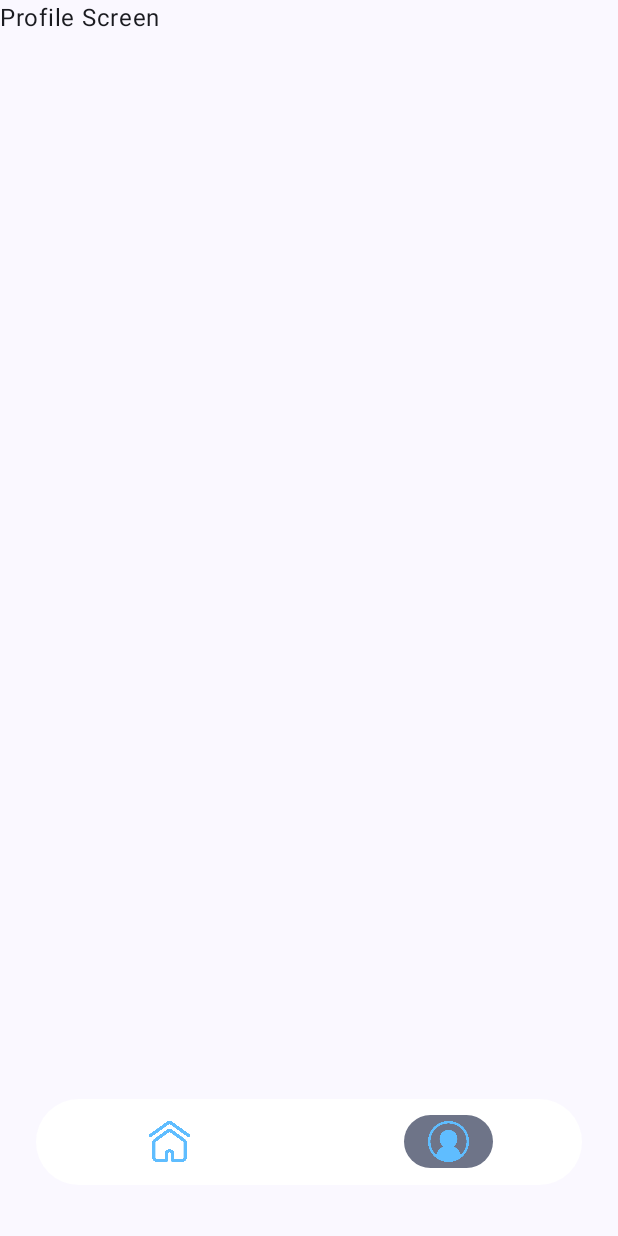
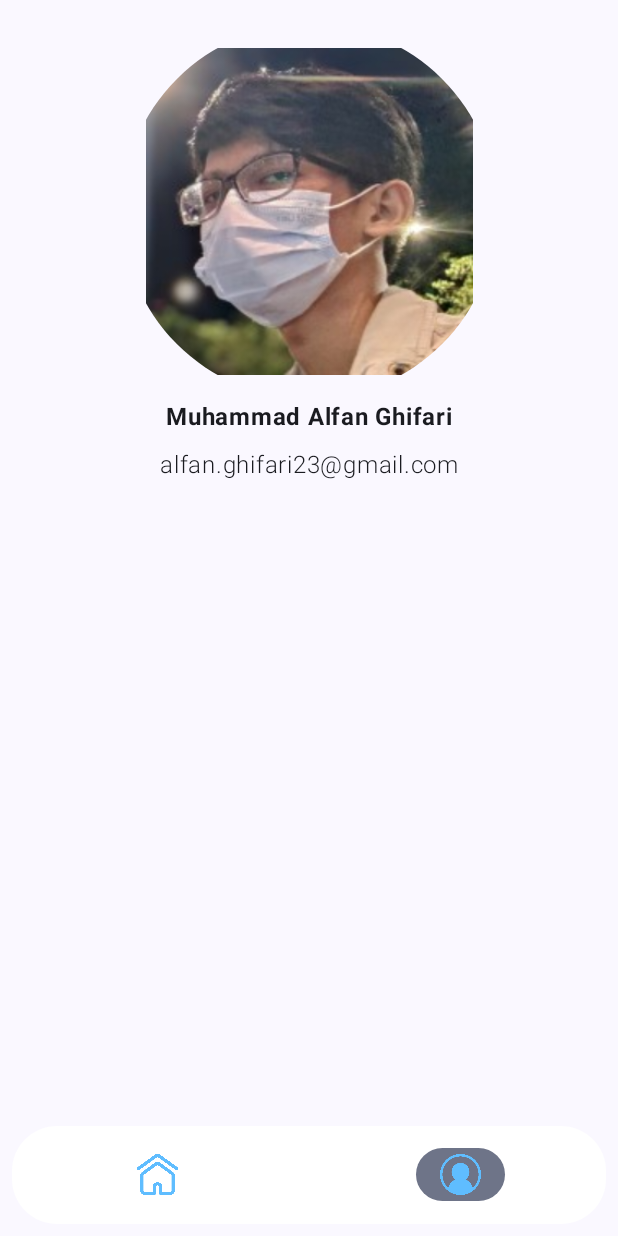
Before and after one commit to fadlyoktapriadi/fienime, an Android app built with Jetpack Compose: the ProfileScreen screen opened through its navigation route, on a phone screen of 412 x 824 dp. Run offline under Robolectric (Android 15) with nearby library versions, the phone set to English and light mode, and no system bars.

Commit message:
Resize Detail Screen and Add Profile Screen

```diff
--- a/app/src/main/java/com/xeismonium/fienime/MovieAnimeApp.kt
+++ b/app/src/main/java/com/xeismonium/fienime/MovieAnimeApp.kt
@@ -14,7 +14,6 @@ import androidx.navigation.compose.composable
 import androidx.navigation.compose.rememberNavController
 import com.xeismonium.fienime.ui.screen.Screen
 import com.xeismonium.fienime.ui.screen.component.BottomBar
-import com.xeismonium.fienime.ui.screen.detail.Detail
 import com.xeismonium.fienime.ui.screen.detail.DetailScreen
 import com.xeismonium.fienime.ui.screen.home.HomeScreen
 import com.xeismonium.fienime.ui.screen.profile.ProfileScreen
@@ -32,9 +31,9 @@ fun MovieApp(
                 navController,
                 modifier = Modifier
                     .fillMaxWidth()
-                    .padding(24.dp)
-                    .padding(bottom = 10.dp)
-                    .size(57.dp)
+                    .padding(horizontal = 8.dp)
+                    .padding(bottom = 8.dp)
+                    .size(65.dp)
             )
         }
     ) { innerPadding ->
@@ -49,8 +48,8 @@ fun MovieApp(
             composable(Screen.Profile.route) {
                 ProfileScreen()
             }
-            composable("detail/{foodId}") { backStackEntry ->
-                DetailScreen(navController,backStackEntry.arguments?.getString("foodId") ?: "")
+            composable("detail/{animeId}") { backStackEntry ->
+                DetailScreen(navController, backStackEntry.arguments?.getString("animeId") ?: "")
             }
 
         }
--- a/app/src/main/java/com/xeismonium/fienime/ui/screen/profile/ProfileScreen.kt
+++ b/app/src/main/java/com/xeismonium/fienime/ui/screen/profile/ProfileScreen.kt
@@ -1,9 +1,61 @@
 package com.xeismonium.fienime.ui.screen.profile
 
+
+import androidx.compose.foundation.Image
+
+import androidx.compose.foundation.layout.Column
+import androidx.compose.foundation.layout.fillMaxSize
+import androidx.compose.foundation.layout.padding
+import androidx.compose.foundation.layout.size
+import androidx.compose.foundation.shape.CircleShape
 import androidx.compose.material3.Text
 import androidx.compose.runtime.Composable
+import androidx.compose.ui.Alignment
+import androidx.compose.ui.Modifier
+import androidx.compose.ui.draw.clip
+import androidx.compose.ui.res.painterResource
+import androidx.compose.ui.text.font.FontWeight
+import androidx.compose.ui.tooling.preview.Preview
+import androidx.compose.ui.unit.dp
+import androidx.compose.ui.unit.sp
+import com.example.fienime.R
+
 
 @Composable
-fun ProfileScreen() {
-    Text(text = "Profile Screen")
+fun ProfileScreen(
+    modifier: Modifier = Modifier,
+) {
+    Column(
+        modifier
+            .fillMaxSize()
+            .padding(16.dp),
+        horizontalAlignment = Alignment.CenterHorizontally,
+    ) {
+        Image(
+            painter = painterResource(R.drawable.muke),
+            contentDescription = "profile picture",
+            modifier = Modifier
+                .size(250.dp)
+                .clip(shape = CircleShape)
+                .padding(vertical = 16.dp)
+
+        )
+        Text(
+            text = "Muhammad Alfan Ghifari",
+            fontSize = 16.sp,
+            modifier = Modifier.padding(bottom = 8.dp),
+            fontWeight = FontWeight.Bold
+        )
+        Text(
+            text = "alfan.ghifari23@gmail.com",
+            fontSize = 16.sp,
+            fontWeight = FontWeight.Light
+        )
+    }
 }
+
+@Preview(showBackground = true)
+@Composable
+fun ProfileScreenPreview() {
+    ProfileScreen()
+}
```
Also changed, not shown: app/src/main/java/com/xeismonium/fienime/ui/screen/detail/DetailScreen.kt (+32 -19 lines), app/src/main/res/drawable/muke.jpg (added).
